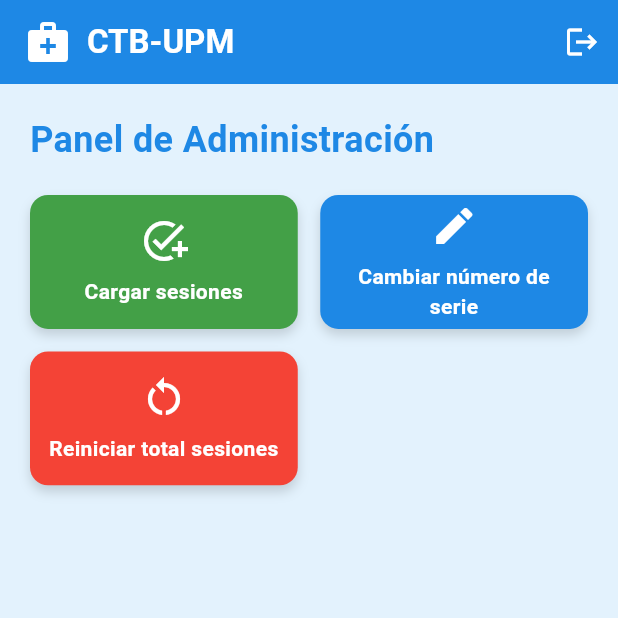
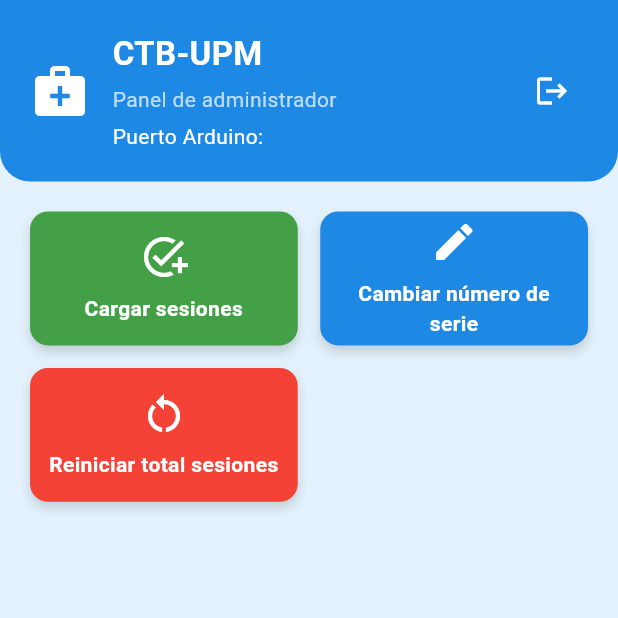
Before and after one commit to mafedev/upm-front, a Flutter app: the AdminScreen screen opened directly with empty values, after a tap on "Entrar", on a phone screen of 412 x 824 dp, the top half of it. Run offline on Flutter 3.47's test engine with Material 3 defaults, Android fonts, the phone set to English and light mode, and no system bars; missing offline and left inert: flserial, window_manager.

Commit message:
style(ui): unify AppBar style and icon colors across the app

```diff
--- a/lib/main.dart
+++ b/lib/main.dart
@@ -79,7 +79,7 @@ class _MainAppState extends State<MainApp> {
 
       AdminScreen(
         serialService: widget.serialService,
-        sessionService: widget.sessionService,
+        sessionService: widget.sessionService, puertoArduino: widget.puertoArduino,
       ),
     ];
 
--- a/lib/screens/admin_screen.dart
+++ b/lib/screens/admin_screen.dart
@@ -7,9 +7,9 @@ class AdminScreen extends StatefulWidget {
 
   final SerialService serialService; // servicio de comunicación serial, se pasa desde la pantalla principal para que pueda usarlo
   final SessionService sessionService; // servicio de manejo de sesión
+  final String puertoArduino; // puerto detectado para mostrar en la UI
 
-  const AdminScreen({super.key, required this.serialService, required this.sessionService,
-});
+  const AdminScreen({super.key, required this.serialService, required this.sessionService, required this.puertoArduino});
 
   @override
   State<AdminScreen> createState() => _AdminScreenState();
@@ -92,31 +92,6 @@ class _AdminScreenState extends State<AdminScreen> {
     final authenticated = widget.sessionService.authenticated;
 
     return Scaffold(
-      appBar: AppBar(
-        title: Row(
-          children: const [
-            Icon(Icons.medical_services, size: 32, color: Colors.white),
-            SizedBox(width: 10),
-            Text(
-              "CTB-UPM",
-              style: TextStyle(
-                fontWeight: FontWeight.bold,
-                color: Colors.white,
-              ),
-            ),
-          ],
-        ),
-        backgroundColor: const Color(0xFF1E88E5),
-        actions: authenticated
-            ? [
-                // Si la sesión está autenticada, muestra el botón de cerrar sesión en la barra de navegación
-                IconButton(
-                  icon: const Icon(Icons.logout, color: Colors.white),
-                  onPressed: logout,
-                ),
-              ]
-            : null,
-      ),
 
       backgroundColor: const Color(0xFFE3F2FD),
 
@@ -197,19 +172,52 @@ class _AdminScreenState extends State<AdminScreen> {
 
   // ---------- Panel de administración ----------
   Widget _buildAdminPanel() {
-    return Padding(
+    return Column(
+      children: [
+        Container(
+          width: double.infinity,
           padding: const EdgeInsets.all(20),
-
+          decoration: BoxDecoration(
+            color: const Color(0xFF1E88E5),
+            borderRadius: const BorderRadius.only(
+              bottomLeft: Radius.circular(20),
+              bottomRight: Radius.circular(20),
+            ),
+          ),
+          child: Row(
+            children: [
+              const Icon(Icons.medical_services, color: Colors.white, size: 40),
+              const SizedBox(width: 15),
+              Expanded(
                 child: Column(
-        crossAxisAlignment: CrossAxisAlignment.stretch,
+                  crossAxisAlignment: CrossAxisAlignment.start,
                   children: [
-          // Título de la página
                     const Text(
-            "Panel de Administración",
+                      "CTB-UPM",
                       style: TextStyle(
-              fontSize: 24,
+                        color: Colors.white,
+                        fontSize: 22,
                         fontWeight: FontWeight.bold,
-              color: Color(0xFF1E88E5),
+                      ),
+                    ),
+                    const SizedBox(height: 5),
+                    const Text(
+                      "Panel de administrador",
+                      style: TextStyle(color: Colors.white70),
+                    ),
+                    const SizedBox(height: 5),
+                    Text(
+                      "Puerto Arduino: ${widget.puertoArduino}",
+                      style: const TextStyle(color: Colors.white, fontSize: 14),
+                    ),
+                  ],
+                ),
+              ),
+              IconButton(
+                icon: const Icon(Icons.logout, color: Colors.white),
+                onPressed: logout,
+              ),
+            ],
           ),
         ),
 
@@ -217,6 +225,8 @@ class _AdminScreenState extends State<AdminScreen> {
 
         // ---------- Botones ----------
         Expanded( // expande para ocupar el espacio disponible
+          child: Padding(
+            padding: const EdgeInsets.symmetric(horizontal: 20),
             child: GridView( // vista de cuadricula para los botones
               gridDelegate: const SliverGridDelegateWithFixedCrossAxisCount( // estructura de la cuadrícula
                 crossAxisCount: 2, // columnas
@@ -252,8 +262,8 @@ class _AdminScreenState extends State<AdminScreen> {
               ],
             ),
           ),
+        ),
       ],
-      ),
     );
   }
 
--- a/lib/screens/input_screen.dart
+++ b/lib/screens/input_screen.dart
@@ -1,5 +1,6 @@
 import 'dart:async';
 import 'package:flutter/material.dart';
+import 'package:flutter/services.dart';
 import '../services/serial_service.dart';
 
 class InputScreen extends StatefulWidget {
@@ -59,14 +60,17 @@ class _InputScreenState extends State<InputScreen> {
   Widget build(BuildContext context) {
     return Scaffold(
       appBar: AppBar(
+        backgroundColor: const Color(0xFF1E88E5),
+        iconTheme: const IconThemeData(color: Colors.white), // flecha de back blanca
+        titleTextStyle: const TextStyle(color: Colors.white, fontSize: 20, fontWeight: FontWeight.bold),
         title: Row(
           children: const [
             Icon(Icons.medical_services, size: 32),
             SizedBox(width: 10),
-            Text("CTB-UPM", style: TextStyle(fontWeight: FontWeight.bold)),
+            Text("CTB-UPM"),
           ],
         ),
-        backgroundColor: const Color(0xFF1E88E5),
+        systemOverlayStyle: SystemUiOverlayStyle.light, // para que el color de los iconos de la barra de estado sean blancos
       ),
       backgroundColor: const Color(0xFFE3F2FD),
       body: Center(
```
Lines whose indentation alone changed are shown as unchanged.
